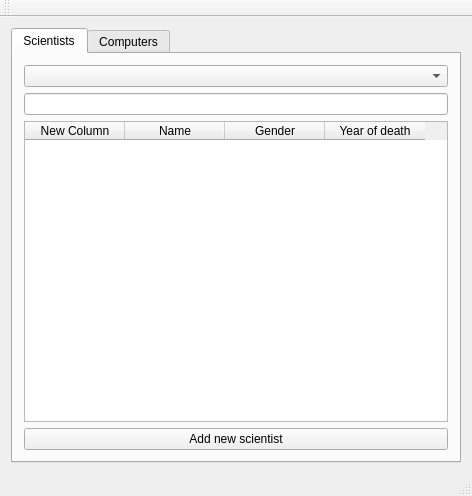
Before: the Qt Designer form mainwindow.ui in VLN1-Hopur23/VLN1-Hopur23, drawn with Qt 5.
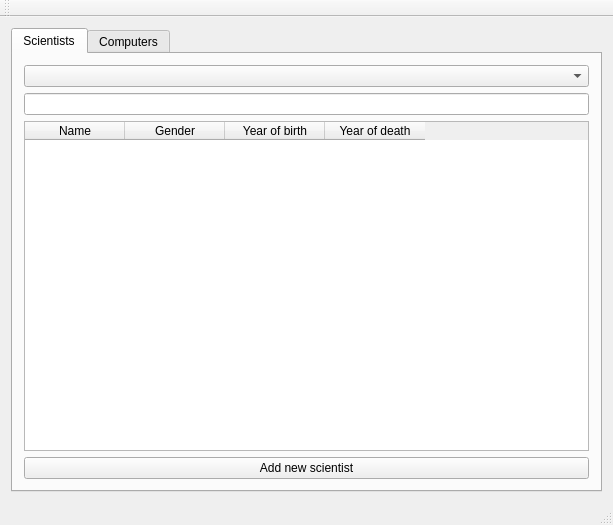
After: the same form once the commit is applied.

Diff of the .ui file:
```diff
--- a/mainwindow.ui
+++ b/mainwindow.ui
@@ -9,8 +9,8 @@
    <rect>
     <x>0</x>
     <y>0</y>
-    <width>472</width>
-    <height>496</height>
+    <width>613</width>
+    <height>525</height>
    </rect>
   </property>
   <property name="sizePolicy">
@@ -42,11 +42,6 @@
         </item>
         <item>
          <widget class="QTableWidget" name="table_s">
-          <column>
-           <property name="text">
-            <string>New Column</string>
-           </property>
-          </column>
           <column>
            <property name="text">
             <string>Name</string>
@@ -57,6 +52,11 @@
             <string>Gender</string>
            </property>
           </column>
+          <column>
+           <property name="text">
+            <string>Year of birth</string>
+           </property>
+          </column>
           <column>
            <property name="text">
             <string>Year of death</string>
```
Left out of the diff: 2 changed lines with no effect on the pictures.
